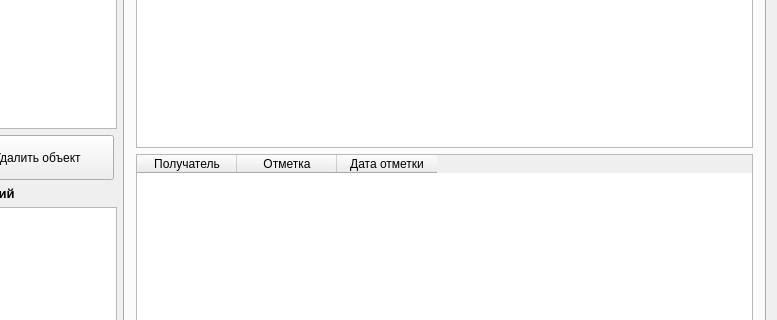
Zioba/MBU, file mainwindow.ui: the form before one commit; both pictures show x 213 to 990 and y 224 to 544 of the 990 by 753 pixel window.
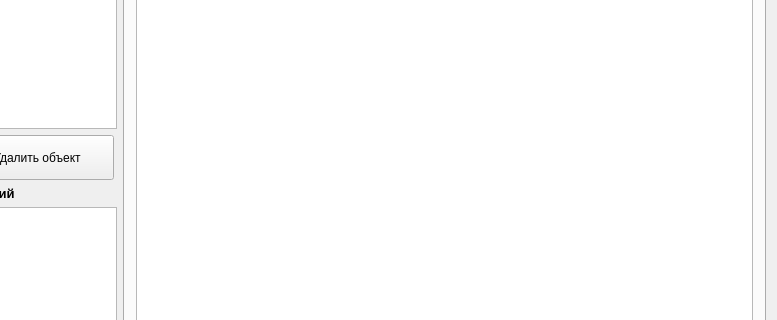
The form after the commit. The open tabs and pages were chosen to show the change. Icons and pictures are not drawn.

Commit message: make view all tables

Diff of the .ui file:
```diff
--- a/mainwindow.ui
+++ b/mainwindow.ui
@@ -460,25 +460,6 @@
           </column>
          </widget>
         </item>
-        <item row="1" column="0">
-         <widget class="QTableWidget" name="tableWidget_2">
-          <column>
-           <property name="text">
-            <string>Получатель</string>
-           </property>
-          </column>
-          <column>
-           <property name="text">
-            <string>Отметка</string>
-           </property>
-          </column>
-          <column>
-           <property name="text">
-            <string>Дата отметки</string>
-           </property>
-          </column>
-         </widget>
-        </item>
        </layout>
       </widget>
      </widget>
```
Left out of the diff: 26 changed lines with no effect on the pictures. The commit also changes 3 other files.
